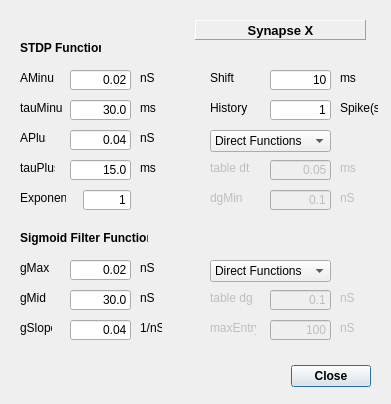
CompEphys-team/stdpc, file src/gui/STDPDlg.ui: the form before one commit.
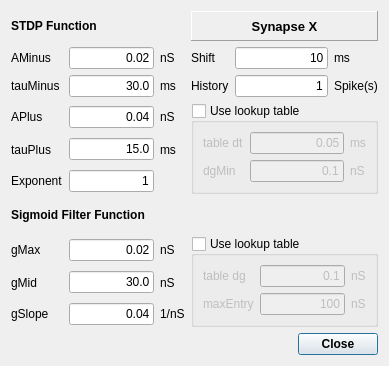
The form after the commit.

What changed in the file:
```diff
--- a/src/gui/STDPDlg.ui
+++ b/src/gui/STDPDlg.ui
@@ -6,8 +6,8 @@
    <rect>
     <x>0</x>
     <y>0</y>
-    <width>391</width>
-    <height>404</height>
+    <width>389</width>
+    <height>366</height>
    </rect>
   </property>
   <property name="font">
@@ -19,34 +19,19 @@
   <property name="windowTitle">
    <string>STDP</string>
   </property>
-  <widget class="QDialogButtonBox" name="buttonBox">
-   <property name="geometry">
-    <rect>
-     <x>210</x>
-     <y>360</y>
-     <width>161</width>
-     <height>32</height>
-    </rect>
-   </property>
-   <property name="orientation">
-    <enum>Qt::Horizontal</enum>
-   </property>
-   <property name="standardButtons">
-    <set>QDialogButtonBox::Close</set>
-   </property>
-  </widget>
+  <layout class="QGridLayout" name="gridLayout_3">
+   <item row="0" column="0" colspan="3">
+    <widget class="QLabel" name="label_2">
+     <property name="text">
+      <string>STDP Function</string>
+     </property>
+    </widget>
+   </item>
+   <item row="0" column="3" colspan="3">
   <widget class="QLabel" name="synSTDPLabel">
    <property name="enabled">
     <bool>true</bool>
    </property>
-   <property name="geometry">
-    <rect>
-     <x>195</x>
-     <y>20</y>
-     <width>171</width>
-     <height>20</height>
-    </rect>
-   </property>
    <property name="font">
     <font>
      <pointsize>10</pointsize>
@@ -79,53 +64,9 @@
     <set>Qt::AlignCenter</set>
    </property>
   </widget>
-  <widget class="QLabel" name="label_2">
-   <property name="geometry">
-    <rect>
-     <x>20</x>
-     <y>40</y>
-     <width>81</width>
-     <height>16</height>
-    </rect>
-   </property>
-   <property name="text">
-    <string>STDP Function</string>
-   </property>
-  </widget>
-  <widget class="QLineEdit" name="APlusE">
-   <property name="geometry">
-    <rect>
-     <x>70</x>
-     <y>130</y>
-     <width>61</width>
-     <height>20</height>
-    </rect>
-   </property>
-   <property name="font">
-    <font>
-     <weight>50</weight>
-     <bold>false</bold>
-    </font>
-   </property>
-   <property name="text">
-    <string>0.04</string>
-   </property>
-   <property name="maxLength">
-    <number>8</number>
-   </property>
-   <property name="alignment">
-    <set>Qt::AlignRight|Qt::AlignTrailing|Qt::AlignVCenter</set>
-   </property>
-  </widget>
+   </item>
+   <item row="1" column="0">
   <widget class="QLabel" name="label_4">
-   <property name="geometry">
-    <rect>
-     <x>20</x>
-     <y>70</y>
-     <width>34</width>
-     <height>16</height>
-    </rect>
-   </property>
    <property name="font">
     <font>
      <weight>50</weight>
@@ -136,116 +77,9 @@
     <string>AMinus</string>
    </property>
   </widget>
-  <widget class="QLabel" name="label_5">
-   <property name="geometry">
-    <rect>
-     <x>20</x>
-     <y>100</y>
-     <width>43</width>
-     <height>16</height>
-    </rect>
-   </property>
-   <property name="font">
-    <font>
-     <weight>50</weight>
-     <bold>false</bold>
-    </font>
-   </property>
-   <property name="text">
-    <string>tauMinus</string>
-   </property>
-  </widget>
-  <widget class="QLabel" name="label_9">
-   <property name="geometry">
-    <rect>
-     <x>140</x>
-     <y>70</y>
-     <width>16</width>
-     <height>16</height>
-    </rect>
-   </property>
-   <property name="font">
-    <font>
-     <weight>50</weight>
-     <bold>false</bold>
-    </font>
-   </property>
-   <property name="text">
-    <string>nS</string>
-   </property>
-  </widget>
-  <widget class="QLabel" name="label_6">
-   <property name="geometry">
-    <rect>
-     <x>20</x>
-     <y>130</y>
-     <width>26</width>
-     <height>16</height>
-    </rect>
-   </property>
-   <property name="font">
-    <font>
-     <weight>50</weight>
-     <bold>false</bold>
-    </font>
-   </property>
-   <property name="text">
-    <string>APlus</string>
-   </property>
-  </widget>
-  <widget class="QLabel" name="label_10">
-   <property name="geometry">
-    <rect>
-     <x>140</x>
-     <y>100</y>
-     <width>16</width>
-     <height>16</height>
-    </rect>
-   </property>
-   <property name="font">
-    <font>
-     <weight>50</weight>
-     <bold>false</bold>
-    </font>
-   </property>
-   <property name="text">
-    <string>ms</string>
-   </property>
-  </widget>
-  <widget class="QLineEdit" name="tauMinusE">
-   <property name="geometry">
-    <rect>
-     <x>70</x>
-     <y>100</y>
-     <width>61</width>
-     <height>20</height>
-    </rect>
-   </property>
-   <property name="font">
-    <font>
-     <weight>50</weight>
-     <bold>false</bold>
-    </font>
-   </property>
-   <property name="text">
-    <string>30.0</string>
-   </property>
-   <property name="maxLength">
-    <number>8</number>
-   </property>
-   <property name="alignment">
-    <set>Qt::AlignRight|Qt::AlignTrailing|Qt::AlignVCenter</set>
-   </property>
-  </widget>
+   </item>
+   <item row="1" column="1">
   <widget class="QLineEdit" name="AMinusE">
-   <property name="geometry">
-    <rect>
-     <x>70</x>
-     <y>70</y>
-     <width>61</width>
-     <height>20</height>
-    </rect>
-   </property>
    <property name="font">
     <font>
      <weight>50</weight>
@@ -262,15 +96,9 @@
     <set>Qt::AlignRight|Qt::AlignTrailing|Qt::AlignVCenter</set>
    </property>
   </widget>
-  <widget class="QLabel" name="label_11">
-   <property name="geometry">
-    <rect>
-     <x>140</x>
-     <y>130</y>
-     <width>16</width>
-     <height>16</height>
-    </rect>
-   </property>
+   </item>
+   <item row="1" column="2">
+    <widget class="QLabel" name="label_9">
    <property name="font">
     <font>
      <weight>50</weight>
@@ -281,147 +109,9 @@
     <string>nS</string>
    </property>
   </widget>
-  <widget class="QLabel" name="label_12">
-   <property name="geometry">
-    <rect>
-     <x>140</x>
-     <y>160</y>
-     <width>16</width>
-     <height>16</height>
-    </rect>
-   </property>
-   <property name="font">
-    <font>
-     <weight>50</weight>
-     <bold>false</bold>
-    </font>
-   </property>
-   <property name="text">
-    <string>ms</string>
-   </property>
-  </widget>
-  <widget class="QLineEdit" name="tauPlusE">
-   <property name="geometry">
-    <rect>
-     <x>70</x>
-     <y>160</y>
-     <width>61</width>
-     <height>20</height>
-    </rect>
-   </property>
-   <property name="font">
-    <font>
-     <weight>50</weight>
-     <bold>false</bold>
-    </font>
-   </property>
-   <property name="text">
-    <string>15.0</string>
-   </property>
-   <property name="maxLength">
-    <number>8</number>
-   </property>
-   <property name="alignment">
-    <set>Qt::AlignRight|Qt::AlignTrailing|Qt::AlignVCenter</set>
-   </property>
-  </widget>
-  <widget class="QLabel" name="label_7">
-   <property name="geometry">
-    <rect>
-     <x>20</x>
-     <y>160</y>
-     <width>35</width>
-     <height>16</height>
-    </rect>
-   </property>
-   <property name="font">
-    <font>
-     <weight>50</weight>
-     <bold>false</bold>
-    </font>
-   </property>
-   <property name="text">
-    <string>tauPlus</string>
-   </property>
-  </widget>
-  <widget class="QLabel" name="label_14">
-   <property name="geometry">
-    <rect>
-     <x>20</x>
-     <y>190</y>
-     <width>46</width>
-     <height>16</height>
-    </rect>
-   </property>
-   <property name="font">
-    <font>
-     <weight>50</weight>
-     <bold>false</bold>
-    </font>
-   </property>
-   <property name="text">
-    <string>Exponent</string>
-   </property>
-  </widget>
-  <widget class="QLineEdit" name="ExponentE">
-   <property name="geometry">
-    <rect>
-     <x>83</x>
-     <y>190</y>
-     <width>48</width>
-     <height>20</height>
-    </rect>
-   </property>
-   <property name="font">
-    <font>
-     <weight>50</weight>
-     <bold>false</bold>
-    </font>
-   </property>
-   <property name="text">
-    <string>1</string>
-   </property>
-   <property name="maxLength">
-    <number>8</number>
-   </property>
-   <property name="alignment">
-    <set>Qt::AlignRight|Qt::AlignTrailing|Qt::AlignVCenter</set>
-   </property>
-  </widget>
-  <widget class="QLineEdit" name="ShiftE">
-   <property name="geometry">
-    <rect>
-     <x>270</x>
-     <y>70</y>
-     <width>61</width>
-     <height>20</height>
-    </rect>
-   </property>
-   <property name="font">
-    <font>
-     <weight>50</weight>
-     <bold>false</bold>
-    </font>
-   </property>
-   <property name="text">
-    <string>10</string>
-   </property>
-   <property name="maxLength">
-    <number>8</number>
-   </property>
-   <property name="alignment">
-    <set>Qt::AlignRight|Qt::AlignTrailing|Qt::AlignVCenter</set>
-   </property>
-  </widget>
+   </item>
+   <item row="1" column="3">
   <widget class="QLabel" name="label_15">
-   <property name="geometry">
-    <rect>
-     <x>210</x>
-     <y>70</y>
-     <width>46</width>
-     <height>16</height>
-    </rect>
-   </property>
    <property name="font">
     <font>
      <weight>50</weight>
@@ -432,15 +122,41 @@
     <string>Shift</string>
    </property>
   </widget>
+   </item>
+   <item row="1" column="4">
+    <widget class="QLineEdit" name="ShiftE">
+     <property name="font">
+      <font>
+       <weight>50</weight>
+       <bold>false</bold>
+      </font>
+     </property>
+     <property name="text">
+      <string>10</string>
+     </property>
+     <property name="maxLength">
+      <number>8</number>
+     </property>
+     <property name="alignment">
+      <set>Qt::AlignRight|Qt::AlignTrailing|Qt::AlignVCenter</set>
+     </property>
+    </widget>
+   </item>
+   <item row="1" column="5">
   <widget class="QLabel" name="label_16">
-   <property name="geometry">
-    <rect>
-     <x>340</x>
-     <y>70</y>
-     <width>16</width>
-     <height>16</height>
-    </rect>
-   </property>
+     <property name="font">
+      <font>
+       <weight>50</weight>
+       <bold>false</bold>
+      </font>
+     </property>
+     <property name="text">
+      <string>ms</string>
+     </property>
+    </widget>
+   </item>
+   <item row="2" column="0">
+    <widget class="QLabel" name="label_5">
    <property name="font">
     <font>
      <weight>50</weight>
@@ -448,18 +164,44 @@
     </font>
    </property>
    <property name="text">
+      <string>tauMinus</string>
+     </property>
+    </widget>
+   </item>
+   <item row="2" column="1">
+    <widget class="QLineEdit" name="tauMinusE">
+     <property name="font">
+      <font>
+       <weight>50</weight>
+       <bold>false</bold>
+      </font>
+     </property>
+     <property name="text">
+      <string>30.0</string>
+     </property>
+     <property name="maxLength">
+      <number>8</number>
+     </property>
+     <property name="alignment">
+      <set>Qt::AlignRight|Qt::AlignTrailing|Qt::AlignVCenter</set>
+     </property>
+    </widget>
+   </item>
+   <item row="2" column="2">
+    <widget class="QLabel" name="label_10">
+     <property name="font">
+      <font>
+       <weight>50</weight>
+       <bold>false</bold>
+      </font>
+     </property>
+     <property name="text">
     <string>ms</string>
    </property>
   </widget>
+   </item>
+   <item row="2" column="3">
   <widget class="QLabel" name="label_17">
-   <property name="geometry">
-    <rect>
-     <x>210</x>
-     <y>100</y>
-     <width>46</width>
-     <height>16</height>
-    </rect>
-   </property>
    <property name="font">
     <font>
      <weight>50</weight>
@@ -470,15 +212,9 @@
     <string>History</string>
    </property>
   </widget>
+   </item>
+   <item row="2" column="4">
   <widget class="QLineEdit" name="HistoryE">
-   <property name="geometry">
-    <rect>
-     <x>270</x>
-     <y>100</y>
-     <width>61</width>
-     <height>20</height>
-    </rect>
-   </property>
    <property name="font">
     <font>
      <weight>50</weight>
@@ -495,15 +231,9 @@
     <set>Qt::AlignRight|Qt::AlignTrailing|Qt::AlignVCenter</set>
    </property>
   </widget>
+   </item>
+   <item row="2" column="5">
   <widget class="QLabel" name="label_18">
-   <property name="geometry">
-    <rect>
-     <x>340</x>
-     <y>100</y>
-     <width>38</width>
-     <height>16</height>
-    </rect>
-   </property>
    <property name="font">
     <font>
      <weight>50</weight>
@@ -514,66 +244,72 @@
     <string>Spike(s)</string>
    </property>
   </widget>
-  <widget class="QComboBox" name="TableCombo">
-   <property name="geometry">
-    <rect>
-     <x>210</x>
-     <y>130</y>
-     <width>121</width>
-     <height>22</height>
-    </rect>
-   </property>
+   </item>
+   <item row="3" column="0">
+    <widget class="QLabel" name="label_6">
    <property name="font">
     <font>
      <weight>50</weight>
      <bold>false</bold>
     </font>
    </property>
-   <item>
     <property name="text">
-     <string>Direct Functions</string>
-    </property>
+      <string>APlus</string>
+     </property>
+    </widget>
    </item>
-   <item>
+   <item row="3" column="1">
+    <widget class="QLineEdit" name="APlusE">
+     <property name="font">
+      <font>
+       <weight>50</weight>
+       <bold>false</bold>
+      </font>
+     </property>
     <property name="text">
-     <string>Lookup Table</string>
-    </property>
+      <string>0.04</string>
+     </property>
+     <property name="maxLength">
+      <number>8</number>
+     </property>
+     <property name="alignment">
+      <set>Qt::AlignRight|Qt::AlignTrailing|Qt::AlignVCenter</set>
+     </property>
+    </widget>
    </item>
-  </widget>
-  <widget class="QLabel" name="label_19">
-   <property name="enabled">
+   <item row="3" column="2">
+    <widget class="QLabel" name="label_11">
+     <property name="font">
+      <font>
+       <weight>50</weight>
+       <bold>false</bold>
+      </font>
+     </property>
+     <property name="text">
+      <string>nS</string>
+     </property>
+    </widget>
+   </item>
+   <item row="3" column="3" rowspan="3" colspan="3">
+    <widget class="QGroupBox" name="TableCombo">
+     <property name="font">
+      <font>
+       <weight>50</weight>
+       <bold>false</bold>
+      </font>
+     </property>
+     <property name="title">
+      <string>Use lookup table</string>
+     </property>
+     <property name="checkable">
+      <bool>true</bool>
+     </property>
+     <property name="checked">
     <bool>false</bool>
    </property>
-   <property name="geometry">
-    <rect>
-     <x>340</x>
-     <y>160</y>
-     <width>16</width>
-     <height>16</height>
-    </rect>
-   </property>
-   <property name="font">
-    <font>
-     <weight>50</weight>
-     <bold>false</bold>
-    </font>
-   </property>
-   <property name="text">
-    <string>ms</string>
-   </property>
-  </widget>
+     <layout class="QGridLayout" name="gridLayout">
+      <item row="0" column="0">
   <widget class="QLabel" name="tableDtL">
-   <property name="enabled">
-    <bool>false</bool>
-   </property>
-   <property name="geometry">
-    <rect>
-     <x>210</x>
-     <y>160</y>
-     <width>46</width>
-     <height>16</height>
-    </rect>
-   </property>
    <property name="font">
     <font>
      <weight>50</weight>
@@ -584,18 +320,9 @@
     <string>table dt</string>
    </property>
   </widget>
+      </item>
+      <item row="0" column="1">
   <widget class="QLineEdit" name="tableDtE">
-   <property name="enabled">
-    <bool>false</bool>
-   </property>
-   <property name="geometry">
-    <rect>
-     <x>270</x>
-     <y>160</y>
-     <width>61</width>
-     <height>20</height>
-    </rect>
-   </property>
    <property name="font">
     <font>
      <weight>50</weight>
@@ -612,18 +339,9 @@
     <set>Qt::AlignRight|Qt::AlignTrailing|Qt::AlignVCenter</set>
    </property>
   </widget>
-  <widget class="QLineEdit" name="tableDgMinE">
-   <property name="enabled">
-    <bool>false</bool>
-   </property>
-   <property name="geometry">
-    <rect>
-     <x>270</x>
-     <y>190</y>
-     <width>61</width>
-     <height>20</height>
-    </rect>
-   </property>
+      </item>
+      <item row="0" column="2">
+       <widget class="QLabel" name="label_19">
    <property name="font">
     <font>
      <weight>50</weight>
@@ -631,49 +349,12 @@
     </font>
    </property>
    <property name="text">
-    <string>0.1</string>
-   </property>
-   <property name="maxLength">
-    <number>8</number>
-   </property>
-   <property name="alignment">
-    <set>Qt::AlignRight|Qt::AlignTrailing|Qt::AlignVCenter</set>
-   </property>
-  </widget>
-  <widget class="QLabel" name="label_21">
-   <property name="enabled">
-    <bool>false</bool>
-   </property>
-   <property name="geometry">
-    <rect>
-     <x>340</x>
-     <y>190</y>
-     <width>16</width>
-     <height>16</height>
-    </rect>
-   </property>
-   <property name="font">
-    <font>
-     <weight>50</weight>
-     <bold>false</bold>
-    </font>
-   </property>
-   <property name="text">
-    <string>nS</string>
-   </property>
-  </widget>
+         <string>ms</string>
+        </property>
+       </widget>
+      </item>
+      <item row="1" column="0">
   <widget class="QLabel" name="TableDgMinL">
-   <property name="enabled">
-    <bool>false</bool>
-   </property>
-   <property name="geometry">
-    <rect>
-     <x>210</x>
-     <y>190</y>
-     <width>46</width>
-     <height>16</height>
-    </rect>
-   </property>
    <property name="font">
     <font>
      <weight>50</weight>
@@ -684,28 +365,284 @@
     <string>dgMin</string>
    </property>
   </widget>
+      </item>
+      <item row="1" column="1">
+       <widget class="QLineEdit" name="tableDgMinE">
+        <property name="font">
+         <font>
+          <weight>50</weight>
+          <bold>false</bold>
+         </font>
+        </property>
+        <property name="text">
+         <string>0.1</string>
+        </property>
+        <property name="maxLength">
+         <number>8</number>
+        </property>
+        <property name="alignment">
+         <set>Qt::AlignRight|Qt::AlignTrailing|Qt::AlignVCenter</set>
+        </property>
+       </widget>
+      </item>
+      <item row="1" column="2">
+       <widget class="QLabel" name="label_21">
+        <property name="font">
+         <font>
+          <weight>50</weight>
+          <bold>false</bold>
+         </font>
+        </property>
+        <property name="text">
+         <string>nS</string>
+        </property>
+       </widget>
+      </item>
+     </layout>
+    </widget>
+   </item>
+   <item row="4" column="0">
+    <widget class="QLabel" name="label_7">
+     <property name="font">
+      <font>
+       <weight>50</weight>
+       <bold>false</bold>
+      </font>
+     </property>
+     <property name="text">
+      <string>tauPlus</string>
+     </property>
+    </widget>
+   </item>
+   <item row="4" column="1">
+    <widget class="QLineEdit" name="tauPlusE">
+     <property name="font">
+      <font>
+       <weight>50</weight>
+       <bold>false</bold>
+      </font>
+     </property>
+     <property name="text">
+      <string>15.0</string>
+     </property>
+     <property name="maxLength">
+      <number>8</number>
+     </property>
+     <property name="alignment">
+      <set>Qt::AlignRight|Qt::AlignTrailing|Qt::AlignVCenter</set>
+     </property>
+    </widget>
+   </item>
+   <item row="4" column="2">
+    <widget class="QLabel" name="label_12">
+     <property name="font">
+      <font>
+       <weight>50</weight>
+       <bold>false</bold>
+      </font>
+     </property>
+     <property name="text">
+      <string>ms</string>
+     </property>
+    </widget>
+   </item>
+   <item row="5" column="0">
+    <widget class="QLabel" name="label_14">
+     <property name="font">
+      <font>
+       <weight>50</weight>
+       <bold>false</bold>
+      </font>
+     </property>
+     <property name="text">
+      <string>Exponent</string>
+     </property>
+    </widget>
+   </item>
+   <item row="5" column="1">
+    <widget class="QLineEdit" name="ExponentE">
+     <property name="font">
+      <font>
+       <weight>50</weight>
+       <bold>false</bold>
+      </font>
+     </property>
+     <property name="text">
+      <string>1</string>
+     </property>
+     <property name="maxLength">
+      <number>8</number>
+     </property>
+     <property name="alignment">
+      <set>Qt::AlignRight|Qt::AlignTrailing|Qt::AlignVCenter</set>
+     </property>
+    </widget>
+   </item>
+   <item row="6" column="0" colspan="6">
   <widget class="QLabel" name="label_3">
-   <property name="geometry">
-    <rect>
-     <x>20</x>
-     <y>230</y>
-     <width>128</width>
-     <height>16</height>
-    </rect>
-   </property>
    <property name="text">
     <string>Sigmoid Filter Function</string>
    </property>
   </widget>
+   </item>
+   <item row="7" column="0">
+    <widget class="QLabel" name="label_24">
+     <property name="font">
+      <font>
+       <weight>50</weight>
+       <bold>false</bold>
+      </font>
+     </property>
+     <property name="text">
+      <string>gMax</string>
+     </property>
+    </widget>
+   </item>
+   <item row="7" column="1">
+    <widget class="QLineEdit" name="gMaxE">
+     <property name="font">
+      <font>
+       <weight>50</weight>
+       <bold>false</bold>
+      </font>
+     </property>
+     <property name="text">
+      <string>0.02</string>
+     </property>
+     <property name="maxLength">
+      <number>8</number>
+     </property>
+     <property name="alignment">
+      <set>Qt::AlignRight|Qt::AlignTrailing|Qt::AlignVCenter</set>
+     </property>
+    </widget>
+   </item>
+   <item row="7" column="2">
+    <widget class="QLabel" name="label_25">
+     <property name="font">
+      <font>
+       <weight>50</weight>
+       <bold>false</bold>
+      </font>
+     </property>
+     <property name="text">
+      <string>nS</string>
+     </property>
+    </widget>
+   </item>
+   <item row="7" column="3" rowspan="3" colspan="3">
+    <widget class="QGroupBox" name="sigmoidTableCombo">
+     <property name="font">
+      <font>
+       <weight>50</weight>
+       <bold>false</bold>
+      </font>
+     </property>
+     <property name="title">
+      <string>Use lookup table</string>
+     </property>
+     <property name="checkable">
+      <bool>true</bool>
+     </property>
+     <property name="checked">
+      <bool>false</bool>
+     </property>
+     <layout class="QGridLayout" name="gridLayout_2">
+      <item row="0" column="0">
+       <widget class="QLabel" name="sigmoidTableDgL">
+        <property name="font">
+         <font>
+          <weight>50</weight>
+          <bold>false</bold>
+         </font>
+        </property>
+        <property name="text">
+         <string>table dg</string>
+        </property>
+       </widget>
+      </item>
+      <item row="0" column="1">
+       <widget class="QLineEdit" name="sigmoidTableDgE">
+        <property name="font">
+         <font>
+          <weight>50</weight>
+          <bold>false</bold>
+         </font>
+        </property>
+        <property name="text">
+         <string>0.1</string>
+        </property>
+        <property name="maxLength">
+         <number>8</number>
+        </property>
+        <property name="alignment">
+         <set>Qt::AlignRight|Qt::AlignTrailing|Qt::AlignVCenter</set>
+        </property>
+       </widget>
+      </item>
+      <item row="0" column="2">
+       <widget class="QLabel" name="label_29">
+        <property name="font">
+         <font>
+          <weight>50</weight>
+          <bold>false</bold>
+         </font>
+        </property>
+        <property name="text">
+         <string>nS</string>
+        </property>
+       </widget>
+      </item>
+      <item row="1" column="0">
+       <widget class="QLabel" name="sigmoidTableMaxEntryL">
+        <property name="font">
+         <font>
+          <weight>50</weight>
+          <bold>false</bold>
+         </font>
+        </property>
+        <property name="text">
+         <string>maxEntry</string>
+        </property>
+       </widget>
+      </item>
+      <item row="1" column="1">
+       <widget class="QLineEdit" name="sigmoidTableMaxEntryE">
+        <property name="font">
+         <font>
+          <weight>50</weight>
+          <bold>false</bold>
+         </font>
+        </property>
+        <property name="text">
+         <string>100</string>
+        </property>
+        <property name="maxLength">
+         <number>8</number>
+        </property>
+        <property name="alignment">
+         <set>Qt::AlignRight|Qt::AlignTrailing|Qt::AlignVCenter</set>
+        </property>
+       </widget>
+      </item>
+      <item row="1" column="2">
+       <widget class="QLabel" name="label_27">
+        <property name="font">
+         <font>
+          <weight>50</weight>
+          <bold>false</bold>
+         </font>
+        </property>
+        <property name="text">
+         <string>nS</string>
+        </property>
+       </widget>
+      </item>
+     </layout>
+    </widget>
+   </item>
+   <item row="8" column="0">
   <widget class="QLabel" name="label_8">
-   <property name="geometry">
-    <rect>
-     <x>20</x>
-     <y>290</y>
-     <width>43</width>
-     <height>16</height>
-    </rect>
-   </property>
    <property name="font">
     <font>
      <weight>50</weight>
@@ -716,34 +653,9 @@
     <string>gMid</string>
    </property>
   </widget>
-  <widget class="QLabel" name="label_13">
-   <property name="geometry">
-    <rect>
-     <x>140</x>
-     <y>290</y>
-     <width>16</width>
-     <height>16</height>
-    </rect>
-   </property>
-   <property name="font">
-    <font>
-     <weight>50</weight>
-     <bold>false</bold>
-    </font>
-   </property>
-   <property name="text">
-    <string>nS</string>
-   </property>
-  </widget>
+   </item>
+   <item row="8" column="1">
   <widget class="QLineEdit" name="gMidE">
-   <property name="geometry">
-    <rect>
-     <x>70</x>
-     <y>290</y>
-     <width>61</width>
-     <height>20</height>
-    </rect>
-   </property>
    <property name="font">
     <font>
      <weight>50</weight>
@@ -760,15 +672,9 @@
     <set>Qt::AlignRight|Qt::AlignTrailing|Qt::AlignVCenter</set>
    </property>
   </widget>
-  <widget class="QLineEdit" name="gSlopeE">
-   <property name="geometry">
-    <rect>
-     <x>70</x>
-     <y>320</y>
-     <width>61</width>
-     <height>20</height>
-    </rect>
-   </property>
+   </item>
+   <item row="8" column="2">
+    <widget class="QLabel" name="label_13">
    <property name="font">
     <font>
      <weight>50</weight>
@@ -776,24 +682,12 @@
     </font>
    </property>
    <property name="text">
-    <string>0.04</string>
-   </property>
-   <property name="maxLength">
-    <number>8</number>
-   </property>
-   <property name="alignment">
-    <set>Qt::AlignRight|Qt::AlignTrailing|Qt::AlignVCenter</set>
-   </property>
-  </widget>
+      <string>nS</string>
+     </property>
+    </widget>
+   </item>
+   <item row="9" column="0">
   <widget class="QLabel" name="label_23">
-   <property name="geometry">
-    <rect>
-     <x>20</x>
-     <y>320</y>
-     <width>32</width>
-     <height>16</height>
-    </rect>
-   </property>
    <property name="font">
     <font>
      <weight>50</weight>
@@ -804,15 +698,9 @@
     <string>gSlope</string>
    </property>
   </widget>
-  <widget class="QLabel" name="label_24">
-   <property name="geometry">
-    <rect>
-     <x>20</x>
-     <y>260</y>
-     <width>34</width>
-     <height>16</height>
-    </rect>
-   </property>
+   </item>
+   <item row="9" column="1">
+    <widget class="QLineEdit" name="gSlopeE">
    <property name="font">
     <font>
      <weight>50</weight>
@@ -820,45 +708,7 @@
     </font>
    </property>
    <property name="text">
-    <string>gMax</string>
-   </property>
-  </widget>
-  <widget class="QLabel" name="label_25">
-   <property name="geometry">
-    <rect>
-     <x>140</x>
-     <y>260</y>
-     <width>16</width>
-     <height>16</height>
-    </rect>
-   </property>
-   <property name="font">
-    <font>
-     <weight>50</weight>
-     <bold>false</bold>
-    </font>
-   </property>
-   <property name="text">
-    <string>nS</string>
-   </property>
-  </widget>
-  <widget class="QLineEdit" name="gMaxE">
-   <property name="geometry">
-    <rect>
-     <x>70</x>
-     <y>260</y>
-     <width>61</width>
-     <height>20</height>
-    </rect>
-   </property>
-   <property name="font">
-    <font>
-     <weight>50</weight>
-     <bold>false</bold>
-    </font>
-   </property>
-   <property name="text">
-    <string>0.02</string>
+      <string>0.04</string>
    </property>
    <property name="maxLength">
     <number>8</number>
@@ -867,15 +717,9 @@
     <set>Qt::AlignRight|Qt::AlignTrailing|Qt::AlignVCenter</set>
    </property>
   </widget>
+   </item>
+   <item row="9" column="2">
   <widget class="QLabel" name="label_26">
-   <property name="geometry">
-    <rect>
-     <x>140</x>
-     <y>320</y>
-     <width>22</width>
-     <height>16</height>
-    </rect>
-   </property>
    <property name="font">
     <font>
      <weight>50</weight>
@@ -886,176 +730,18 @@
     <string>1/nS</string>
    </property>
   </widget>
-  <widget class="QLineEdit" name="sigmoidTableMaxEntryE">
-   <property name="enabled">
-    <bool>false</bool>
-   </property>
-   <property name="geometry">
-    <rect>
-     <x>270</x>
-     <y>320</y>
-     <width>61</width>
-     <height>20</height>
-    </rect>
-   </property>
-   <property name="font">
-    <font>
-     <weight>50</weight>
-     <bold>false</bold>
-    </font>
-   </property>
-   <property name="text">
-    <string>100</string>
-   </property>
-   <property name="maxLength">
-    <number>8</number>
-   </property>
-   <property name="alignment">
-    <set>Qt::AlignRight|Qt::AlignTrailing|Qt::AlignVCenter</set>
-   </property>
-  </widget>
-  <widget class="QLabel" name="label_27">
-   <property name="enabled">
-    <bool>false</bool>
-   </property>
-   <property name="geometry">
-    <rect>
-     <x>340</x>
-     <y>320</y>
-     <width>16</width>
-     <height>16</height>
-    </rect>
-   </property>
-   <property name="font">
-    <font>
-     <weight>50</weight>
-     <bold>false</bold>
-    </font>
-   </property>
-   <property name="text">
-    <string>nS</string>
-   </property>
-  </widget>
-  <widget class="QLabel" name="sigmoidTableMaxEntryL">
-   <property name="enabled">
-    <bool>false</bool>
-   </property>
-   <property name="geometry">
-    <rect>
-     <x>210</x>
-     <y>320</y>
-     <width>46</width>
-     <height>16</height>
-    </rect>
-   </property>
-   <property name="font">
-    <font>
-     <weight>50</weight>
-     <bold>false</bold>
-    </font>
-   </property>
-   <property name="text">
-    <string>maxEntry</string>
-   </property>
-  </widget>
-  <widget class="QLineEdit" name="sigmoidTableDgE">
-   <property name="enabled">
-    <bool>false</bool>
-   </property>
-   <property name="geometry">
-    <rect>
-     <x>270</x>
-     <y>290</y>
-     <width>61</width>
-     <height>20</height>
-    </rect>
-   </property>
-   <property name="font">
-    <font>
-     <weight>50</weight>
-     <bold>false</bold>
-    </font>
-   </property>
-   <property name="text">
-    <string>0.1</string>
-   </property>
-   <property name="maxLength">
-    <number>8</number>
-   </property>
-   <property name="alignment">
-    <set>Qt::AlignRight|Qt::AlignTrailing|Qt::AlignVCenter</set>
-   </property>
-  </widget>
-  <widget class="QLabel" name="label_29">
-   <property name="enabled">
-    <bool>false</bool>
-   </property>
-   <property name="geometry">
-    <rect>
-     <x>340</x>
-     <y>290</y>
-     <width>16</width>
-     <height>16</height>
-    </rect>
-   </property>
-   <property name="font">
-    <font>
-     <weight>50</weight>
-     <bold>false</bold>
-    </font>
-   </property>
-   <property name="text">
-    <string>nS</string>
-   </property>
-  </widget>
-  <widget class="QComboBox" name="sigmoidTableCombo">
-   <property name="geometry">
-    <rect>
-     <x>210</x>
-     <y>260</y>
-     <width>121</width>
-     <height>22</height>
-    </rect>
-   </property>
-   <property name="font">
-    <font>
-     <weight>50</weight>
-     <bold>false</bold>
-    </font>
-   </property>
-   <item>
-    <property name="text">
-     <string>Direct Functions</string>
-    </property>
    </item>
-   <item>
-    <property name="text">
-     <string>Lookup Table</string>
-    </property>
-   </item>
-  </widget>
-  <widget class="QLabel" name="sigmoidTableDgL">
-   <property name="enabled">
-    <bool>false</bool>
-   </property>
-   <property name="geometry">
-    <rect>
-     <x>210</x>
-     <y>290</y>
-     <width>46</width>
-     <height>16</height>
-    </rect>
-   </property>
-   <property name="font">
-    <font>
-     <weight>50</weight>
-     <bold>false</bold>
-    </font>
-   </property>
-   <property name="text">
-    <string>table dg</string>
-   </property>
-  </widget>
+   <item row="10" column="0" colspan="6">
+    <widget class="QDialogButtonBox" name="buttonBox">
+     <property name="orientation">
+      <enum>Qt::Horizontal</enum>
+     </property>
+     <property name="standardButtons">
+      <set>QDialogButtonBox::Close</set>
+     </property>
+    </widget>
+   </item>
+  </layout>
  </widget>
  <tabstops>
   <tabstop>AMinusE</tabstop>
```
Left out of the diff: 2 changed lines with no effect on the pictures. Lines whose indentation alone changed are shown as unchanged.
